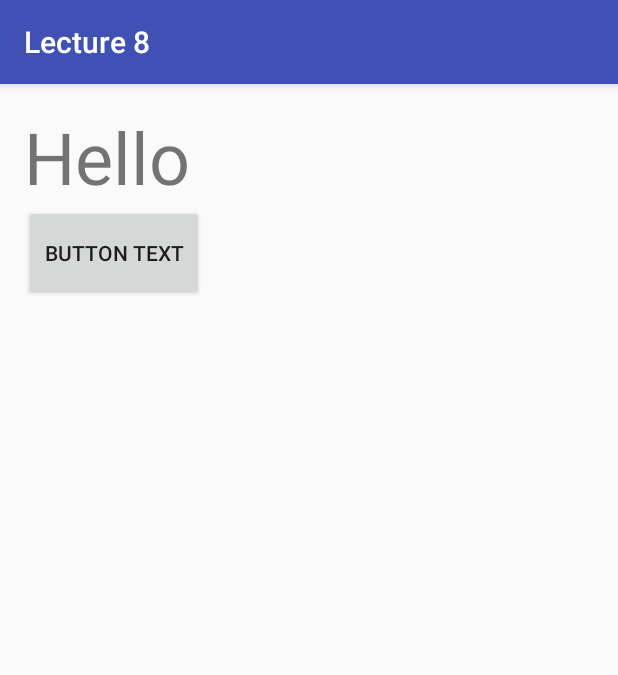
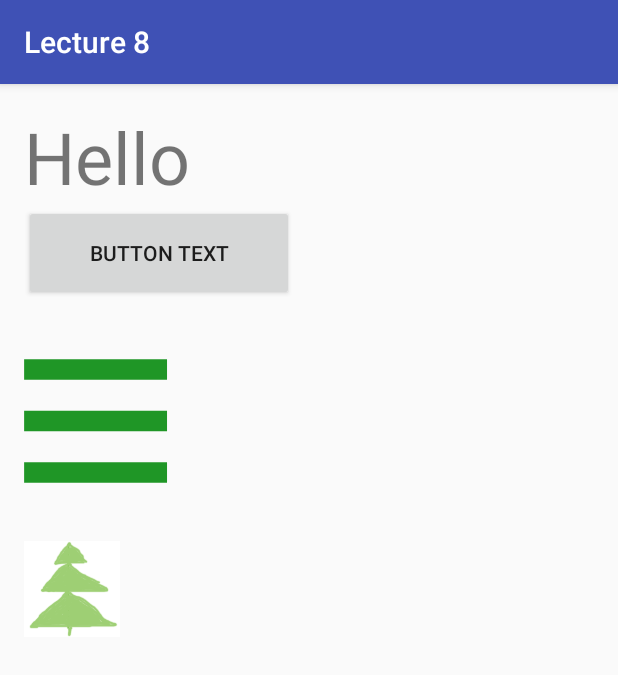
Before and after one commit to ybereza/Lection6, an Android app: the screen it shows after launch (MainActivity), on a phone screen of 412 x 824 dp. Shown: the top 675 px of the screen. Run offline under Robolectric (Android 15) with nearby library versions, the phone set to English and light mode, and no system bars.

Commit message:
added images

```diff
--- a/app/build.gradle
+++ b/app/build.gradle
@@ -2,7 +2,7 @@ apply plugin: 'com.android.application'
 
 android {
     compileSdkVersion 23
-    buildToolsVersion "23.0.2"
+    buildToolsVersion "23.0.3"
 
     defaultConfig {
         applicationId "ru.mail.techotrack.lection6"
@@ -10,6 +10,7 @@ android {
         targetSdkVersion 23
         versionCode 1
         versionName "1.0"
+        vectorDrawables.useSupportLibrary = true
     }
     buildTypes {
         release {
@@ -22,5 +23,5 @@ android {
 dependencies {
     compile fileTree(dir: 'libs', include: ['*.jar'])
     testCompile 'junit:junit:4.12'
-    compile 'com.android.support:appcompat-v7:23.2.0'
+    compile 'com.android.support:appcompat-v7:23.2.1'
 }
--- a/app/src/main/res/drawable/ic_slice_1.xml
+++ b/app/src/main/res/drawable/ic_slice_1.xml
@@ -1,5 +1,5 @@
-<vector android:height="24dp" android:viewportHeight="70.0"
-    android:viewportWidth="104.0" android:width="24dp" xmlns:android="http://schemas.android.com/apk/res/android">
+<vector android:height="96dp" android:viewportHeight="70.0"
+    android:viewportWidth="104.0" android:width="96dp" xmlns:android="http://schemas.android.com/apk/res/android">
     <path android:fillColor="#00000000"
         android:pathData="M5.09,10L98.3,10"
         android:strokeColor="#1F9626" android:strokeLineCap="square" android:strokeWidth="10"/>
--- a/app/src/main/res/layout/activity_main.xml
+++ b/app/src/main/res/layout/activity_main.xml
@@ -2,6 +2,7 @@
 <RelativeLayout
     xmlns:android="http://schemas.android.com/apk/res/android"
     xmlns:tools="http://schemas.android.com/tools"
+    xmlns:app="http://schemas.android.com/apk/res-auto"
     android:layout_width="match_parent"
     android:layout_height="match_parent"
     android:paddingBottom="@dimen/activity_vertical_margin"
@@ -18,10 +19,25 @@
         android:text="@string/hello"/>
 
     <Button
+        android:id="@+id/button1"
         android:layout_below="@id/text1"
-        android:layout_width="120dp"
+        android:layout_width="180dp"
         android:layout_height="64dp"
         android:text="Button text"
     />
 
+    <ImageView
+        android:layout_width="wrap_content"
+        android:layout_height="wrap_content"
+        app:srcCompat="@drawable/ic_slice_1"
+        android:layout_below="@+id/button1"
+        android:layout_marginTop="32dp"
+        android:id="@+id/imageView1"/>
+    <ImageView
+        android:layout_width="wrap_content"
+        android:layout_height="wrap_content"
+        android:src="@drawable/img"
+        android:layout_below="@+id/imageView1"
+        android:layout_marginTop="32dp"
+        android:id="@+id/imageView2"/>
 </RelativeLayout>
```
Also changed, not shown: app/src/main/res/drawable-nodpi/img.png (added).
